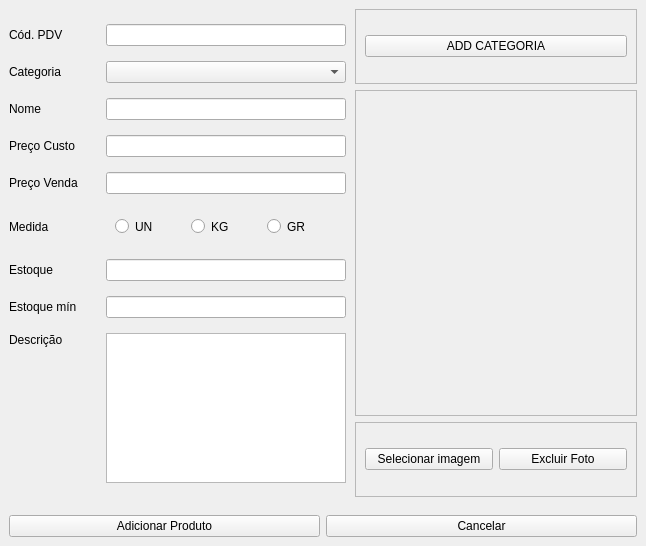
Before: the Qt Designer form desktop/windows/form_products/add_produtos.ui in hnmcano/unique, drawn with Qt 5.
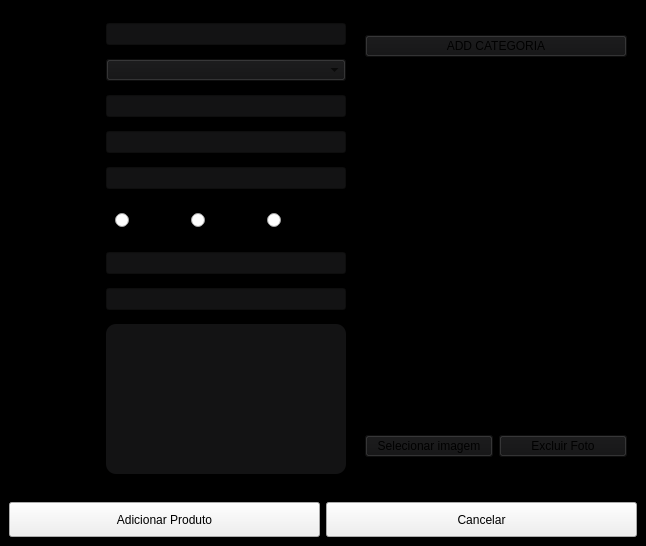
After: the same form once the commit is applied. Icons and pictures are not drawn.

The edit to the form file:
```diff
--- a/desktop/windows/form_products/add_produtos.ui
+++ b/desktop/windows/form_products/add_produtos.ui
@@ -26,7 +26,35 @@
    <string>CADASTRO DE PRODUTOS</string>
   </property>
   <property name="styleSheet">
-   <string notr="true"/>
+   <string notr="true">#centralwidget {
+	background-color: black;	
+}
+
+#centralwidget QLineEdit{
+	background-color: #131314;	
+}
+
+#centralwidget QComboBox{
+	background-color: #131314;
+}
+
+#centralwidget QPlainTextEdit{
+	background-color: #131314;
+	border-radius: 10px;
+}
+
+#centralwidget #widget_4  QPushButton {
+	background-color: #131314;
+}
+
+#centralwidget #widget_4 QPushButton:hover {
+	background-color: #3c3c3c;
+}
+
+#centralwidget #widget_4  QFrame {
+	background-color: transparent;
+}
+</string>
   </property>
   <widget class="QWidget" name="centralwidget">
    <property name="styleSheet">
@@ -216,6 +244,18 @@
       <layout class="QGridLayout" name="gridLayout_4">
        <item row="0" column="0">
         <widget class="QPushButton" name="add_produto">
+         <property name="minimumSize">
+          <size>
+           <width>0</width>
+           <height>35</height>
+          </size>
+         </property>
+         <property name="maximumSize">
+          <size>
+           <width>16777215</width>
+           <height>16777215</height>
+          </size>
+         </property>
          <property name="styleSheet">
           <string notr="true"/>
          </property>
@@ -226,6 +266,18 @@
        </item>
        <item row="0" column="1">
         <widget class="QPushButton" name="cancelar">
+         <property name="minimumSize">
+          <size>
+           <width>0</width>
+           <height>35</height>
+          </size>
+         </property>
+         <property name="maximumSize">
+          <size>
+           <width>16777215</width>
+           <height>16777215</height>
+          </size>
+         </property>
          <property name="text">
           <string>Cancelar</string>
          </property>
```
